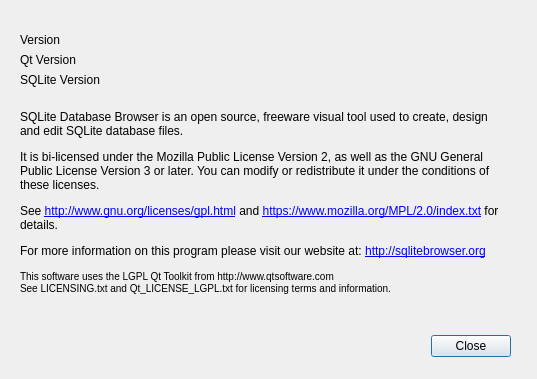
Qt form src/AboutDialog.ui (sqlitebrowser/sqlitebrowser) before a commit.
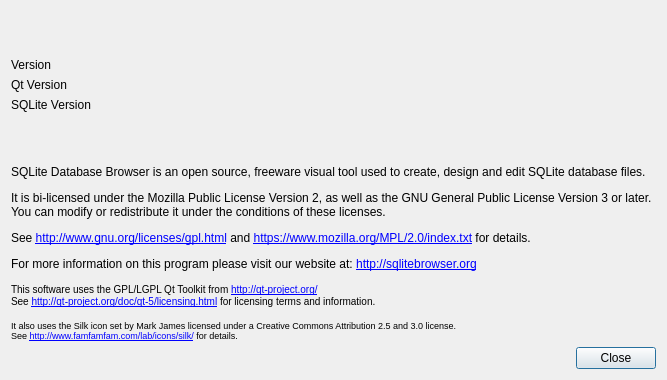
The same form after that commit. Icons and pictures are not drawn.

Commit message:
Update the about dialog
Fix the link to the Qt project page. Also link to their page for license
information instead of pointing at a non-existant file in our
repository. This fixed issue #5.

Mention the Silk icon set in the about dialog and link to its page. This
should also make the hard-to-find CREDITS file dispensable.

Generally redesign the about dialog to use layouts for its design.

```diff
--- a/src/AboutDialog.ui
+++ b/src/AboutDialog.ui
@@ -6,8 +6,8 @@
    <rect>
     <x>0</x>
     <y>0</y>
-    <width>537</width>
-    <height>379</height>
+    <width>667</width>
+    <height>380</height>
    </rect>
   </property>
   <property name="windowTitle">
@@ -20,30 +20,85 @@
   <property name="sizeGripEnabled">
    <bool>false</bool>
   </property>
-  <widget class="QDialogButtonBox" name="buttonBox">
-   <property name="geometry">
-    <rect>
-     <x>160</x>
-     <y>330</y>
-     <width>351</width>
-     <height>32</height>
-    </rect>
-   </property>
+  <layout class="QVBoxLayout" name="verticalLayout_2">
+   <item>
+    <layout class="QHBoxLayout" name="horizontalLayout">
+     <property name="bottomMargin">
+      <number>0</number>
+     </property>
+     <item>
+      <layout class="QVBoxLayout" name="verticalLayout">
+       <item>
+        <spacer name="verticalSpacer_2">
    <property name="orientation">
-    <enum>Qt::Horizontal</enum>
-   </property>
-   <property name="standardButtons">
-    <set>QDialogButtonBox::Close</set>
-   </property>
-  </widget>
+          <enum>Qt::Vertical</enum>
+         </property>
+         <property name="sizeHint" stdset="0">
+          <size>
+           <width>20</width>
+           <height>40</height>
+          </size>
+         </property>
+        </spacer>
+       </item>
+       <item>
+        <widget class="QLabel" name="label_version">
+         <property name="text">
+          <string>Version</string>
+         </property>
+         <property name="margin">
+          <number>5</number>
+         </property>
+        </widget>
+       </item>
+       <item>
+        <widget class="QLabel" name="label_versionqt">
+         <property name="text">
+          <string>Qt Version</string>
+         </property>
+         <property name="margin">
+          <number>5</number>
+         </property>
+        </widget>
+       </item>
+       <item>
+        <widget class="QLabel" name="label_versionsqlite">
+         <property name="text">
+          <string>SQLite Version</string>
+         </property>
+         <property name="margin">
+          <number>5</number>
+         </property>
+        </widget>
+       </item>
+       <item>
+        <spacer name="verticalSpacer">
+         <property name="orientation">
+          <enum>Qt::Vertical</enum>
+         </property>
+         <property name="sizeHint" stdset="0">
+          <size>
+           <width>20</width>
+           <height>40</height>
+          </size>
+         </property>
+        </spacer>
+       </item>
+      </layout>
+     </item>
+     <item>
   <widget class="QLabel" name="label_imagelogo">
-   <property name="geometry">
-    <rect>
-     <x>380</x>
-     <y>10</y>
-     <width>111</width>
-     <height>91</height>
-    </rect>
+       <property name="sizePolicy">
+        <sizepolicy hsizetype="Maximum" vsizetype="Maximum">
+         <horstretch>0</horstretch>
+         <verstretch>0</verstretch>
+        </sizepolicy>
+       </property>
+       <property name="maximumSize">
+        <size>
+         <width>128</width>
+         <height>128</height>
+        </size>
    </property>
    <property name="text">
     <string/>
@@ -55,33 +110,13 @@
     <bool>true</bool>
    </property>
   </widget>
-  <widget class="QLabel" name="label_version">
-   <property name="geometry">
-    <rect>
-     <x>20</x>
-     <y>30</y>
-     <width>491</width>
-     <height>20</height>
-    </rect>
-   </property>
-   <property name="text">
-    <string>Version</string>
-   </property>
-  </widget>
+     </item>
+    </layout>
+   </item>
+   <item>
   <widget class="QLabel" name="label">
-   <property name="geometry">
-    <rect>
-     <x>20</x>
-     <y>110</y>
-     <width>491</width>
-     <height>231</height>
-    </rect>
-   </property>
    <property name="text">
-    <string>&lt;html&gt;&lt;head/&gt;&lt;body&gt;&lt;p&gt;SQLite Database Browser is an open source, freeware visual tool used to create, design and edit SQLite database files.&lt;/p&gt;&lt;p&gt;It is bi-licensed under the Mozilla Public License Version 2, as well as the GNU General Public License Version 3 or later. You can modify or redistribute it under the conditions of these licenses.&lt;/p&gt;&lt;p&gt;See &lt;a href=&quot;http://www.gnu.org/licenses/gpl.html&quot;&gt;&lt;span style=&quot; text-decoration: underline; color:#0000ff;&quot;&gt;http://www.gnu.org/licenses/gpl.html&lt;/span&gt;&lt;/a&gt; and &lt;a href=&quot;https://www.mozilla.org/MPL/2.0/index.txt&quot;&gt;&lt;span style=&quot; text-decoration: underline; color:#0000ff;&quot;&gt;https://www.mozilla.org/MPL/2.0/index.txt&lt;/span&gt;&lt;/a&gt; for details.&lt;/p&gt;&lt;p&gt;For more information on this program please visit our website at: &lt;a href=&quot;http://sqlitebrowser.org&quot;&gt;&lt;span style=&quot; text-decoration: underline; color:#0000ff;&quot;&gt;http://sqlitebrowser.org&lt;/span&gt;&lt;/a&gt;&lt;/p&gt;&lt;p&gt;&lt;span style=&quot; font-size:small;&quot;&gt;This software uses the LGPL Qt Toolkit from http://www.qtsoftware.com&lt;br/&gt;See LICENSING.txt and Qt_LICENSE_LGPL.txt for licensing terms and information.&lt;/span&gt;&lt;/p&gt;&lt;/body&gt;&lt;/html&gt;</string>
-   </property>
-   <property name="scaledContents">
-    <bool>false</bool>
+      <string>&lt;html&gt;&lt;head/&gt;&lt;body&gt;&lt;p&gt;SQLite Database Browser is an open source, freeware visual tool used to create, design and edit SQLite database files.&lt;/p&gt;&lt;p&gt;It is bi-licensed under the Mozilla Public License Version 2, as well as the GNU General Public License Version 3 or later. You can modify or redistribute it under the conditions of these licenses.&lt;/p&gt;&lt;p&gt;See &lt;a href=&quot;http://www.gnu.org/licenses/gpl.html&quot;&gt;&lt;span style=&quot; text-decoration: underline; color:#0000ff;&quot;&gt;http://www.gnu.org/licenses/gpl.html&lt;/span&gt;&lt;/a&gt; and &lt;a href=&quot;https://www.mozilla.org/MPL/2.0/index.txt&quot;&gt;&lt;span style=&quot; text-decoration: underline; color:#0000ff;&quot;&gt;https://www.mozilla.org/MPL/2.0/index.txt&lt;/span&gt;&lt;/a&gt; for details.&lt;/p&gt;&lt;p&gt;For more information on this program please visit our website at: &lt;a href=&quot;http://sqlitebrowser.org&quot;&gt;&lt;span style=&quot; text-decoration: underline; color:#0000ff;&quot;&gt;http://sqlitebrowser.org&lt;/span&gt;&lt;/a&gt;&lt;/p&gt;&lt;p&gt;&lt;span style=&quot; font-size:small;&quot;&gt;This software uses the GPL/LGPL Qt Toolkit from &lt;/span&gt;&lt;a href=&quot;http://qt-project.org/&quot;&gt;&lt;span style=&quot; font-size:small; text-decoration: underline; color:#0000ff;&quot;&gt;http://qt-project.org/&lt;/span&gt;&lt;/a&gt;&lt;span style=&quot; font-size:small;&quot;&gt;&lt;br/&gt;See &lt;/span&gt;&lt;a href=&quot;http://qt-project.org/doc/qt-5/licensing.html&quot;&gt;&lt;span style=&quot; font-size:small; text-decoration: underline; color:#0000ff;&quot;&gt;http://qt-project.org/doc/qt-5/licensing.html&lt;/span&gt;&lt;/a&gt;&lt;span style=&quot; font-size:small;&quot;&gt; for licensing terms and information.&lt;/span&gt;&lt;/p&gt;&lt;p&gt;&lt;span style=&quot; font-size:7pt;&quot;&gt;It also uses the Silk icon set by Mark James licensed under a Creative Commons Attribution 2.5 and 3.0 license.&lt;br/&gt;See &lt;/span&gt;&lt;a href=&quot;http://www.famfamfam.com/lab/icons/silk/&quot;&gt;&lt;span style=&quot; font-size:7pt; text-decoration: underline; color:#0000ff;&quot;&gt;http://www.famfamfam.com/lab/icons/silk/&lt;/span&gt;&lt;/a&gt;&lt;span style=&quot; font-size:7pt;&quot;&gt; for details.&lt;/span&gt;&lt;/p&gt;&lt;/body&gt;&lt;/html&gt;</string>
    </property>
    <property name="alignment">
     <set>Qt::AlignLeading|Qt::AlignLeft|Qt::AlignTop</set>
@@ -93,32 +128,18 @@
     <bool>true</bool>
    </property>
   </widget>
-  <widget class="QLabel" name="label_versionqt">
-   <property name="geometry">
-    <rect>
-     <x>20</x>
-     <y>50</y>
-     <width>491</width>
-     <height>20</height>
-    </rect>
-   </property>
-   <property name="text">
-    <string>Qt Version</string>
-   </property>
-  </widget>
-  <widget class="QLabel" name="label_versionsqlite">
-   <property name="geometry">
-    <rect>
-     <x>20</x>
-     <y>70</y>
-     <width>491</width>
-     <height>20</height>
-    </rect>
-   </property>
-   <property name="text">
-    <string>SQLite Version</string>
-   </property>
-  </widget>
+   </item>
+   <item>
+    <widget class="QDialogButtonBox" name="buttonBox">
+     <property name="orientation">
+      <enum>Qt::Horizontal</enum>
+     </property>
+     <property name="standardButtons">
+      <set>QDialogButtonBox::Close</set>
+     </property>
+    </widget>
+   </item>
+  </layout>
  </widget>
  <resources>
   <include location="icons/icons.qrc"/>
```
Left out of the diff: 4 changed lines with no effect on the pictures. Lines whose indentation alone changed are shown as unchanged. The commit also changes 1 other file.
